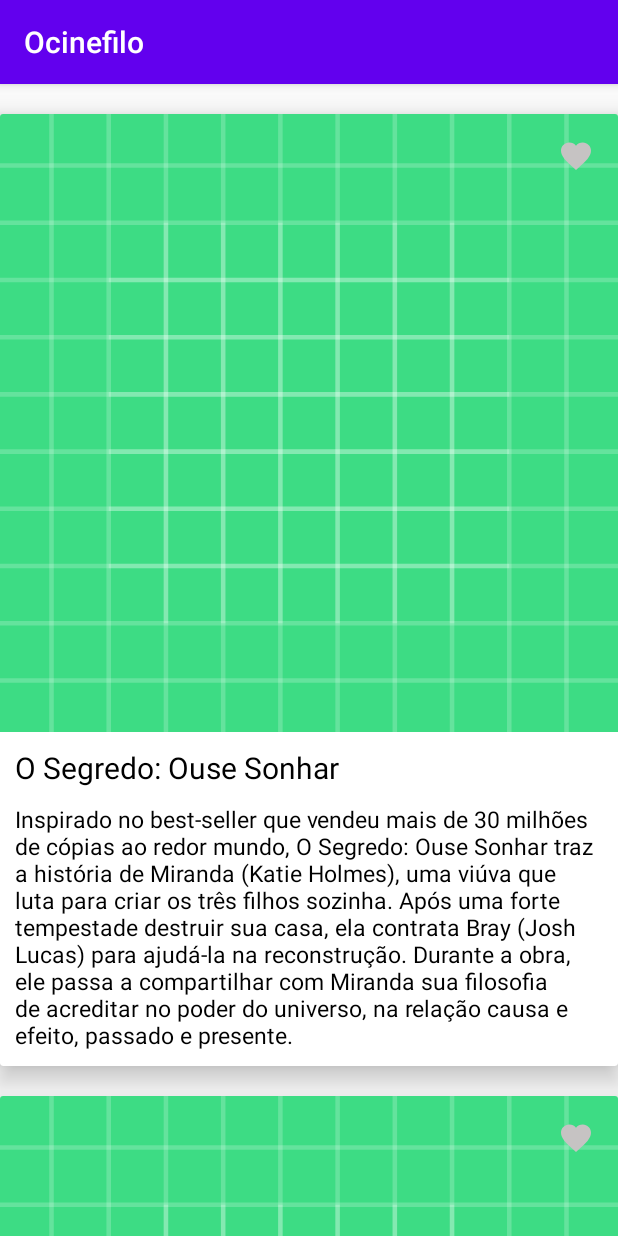
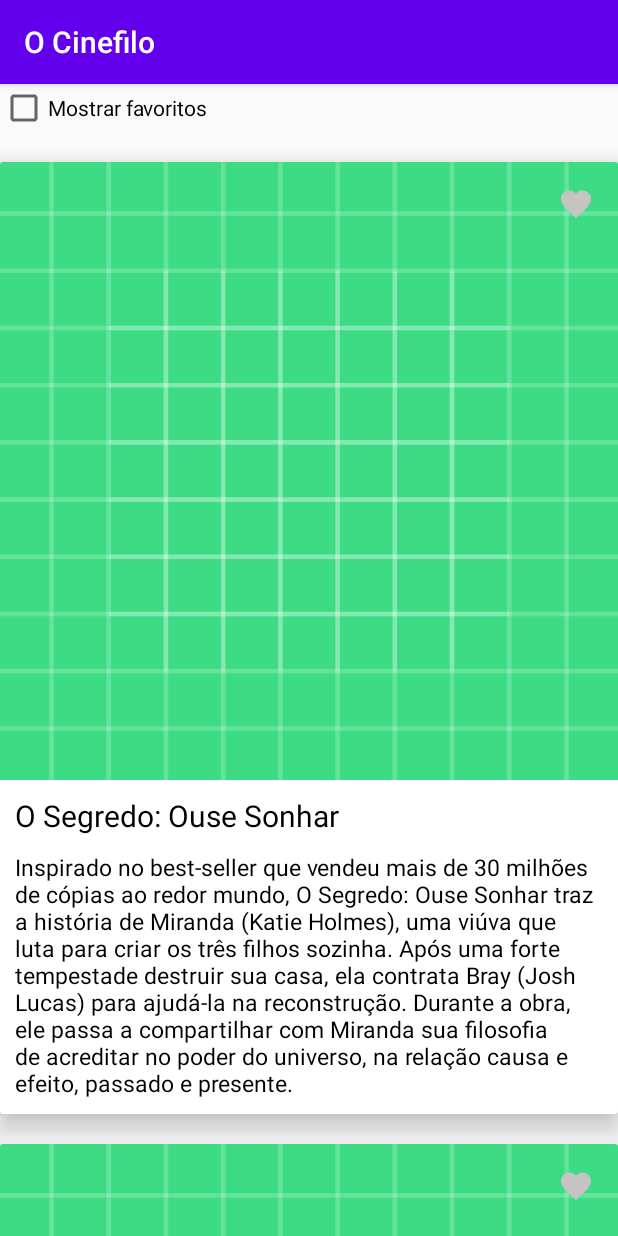
Before and after one commit to AucelioBarbosa/O_cinefilo, an Android app: the screen it shows after launch (MainActivity), on a phone screen of 412 x 824 dp. Run offline under Robolectric (Android 15) with nearby library versions, the phone set to English and light mode, and no system bars; pictures from the network do not load.

Commit message:
check box favoritar funcionando

```diff
--- a/app/src/main/java/com/example/ocinefilo/FilmesAdapter.kt
+++ b/app/src/main/java/com/example/ocinefilo/FilmesAdapter.kt
@@ -72,5 +72,6 @@ class FilmesAdapter(private val listener: FilmesAdapterInterface) :
 
     fun submitList(filmeList: List<FilmeModel>) {
         items = filmeList
+        notifyDataSetChanged()
     }
 }
--- a/app/src/main/res/layout/activity_main.xml
+++ b/app/src/main/res/layout/activity_main.xml
@@ -7,13 +7,23 @@
     android:layout_height="match_parent"
     tools:context=".MainActivity">
 
+    <CheckBox
+        android:id="@+id/check_box"
+        android:layout_width="wrap_content"
+        android:layout_height="wrap_content"
+        android:text="Mostrar favoritos"
+        app:layout_constraintStart_toStartOf="parent"
+        app:layout_constraintTop_toTopOf="parent" />
+
     <androidx.recyclerview.widget.RecyclerView
         android:id="@+id/recycle_view"
         android:layout_width="match_parent"
-        android:layout_height="match_parent"
-        app:layout_constraintTop_toTopOf="parent"
+        android:layout_height="0dp"
         app:layout_constraintBottom_toBottomOf="parent"
+        app:layout_constraintLeft_toLeftOf="parent"
         app:layout_constraintLeft_toRightOf="parent"
-        app:layout_constraintLeft_toLeftOf="parent"/>
+        app:layout_constraintTop_toBottomOf="@+id/check_box"
+        app:layout_constraintVertical_bias="0.0" />
+
 
 </androidx.constraintlayout.widget.ConstraintLayout>
--- a/app/src/main/res/values/strings.xml
+++ b/app/src/main/res/values/strings.xml
@@ -1,3 +1,5 @@
 <resources>
-    <string name="app_name">Ocinefilo</string>
+    <string name="app_name">O Cinefilo</string>
+    <string name="btn_favorite">Meus favoritos</string>
+    <string name="btn_lista">Lista de Filmes</string>
 </resources>
```
Also changed, not shown: app/src/main/java/com/example/ocinefilo/MainActivity.kt (+28 -10 lines).
